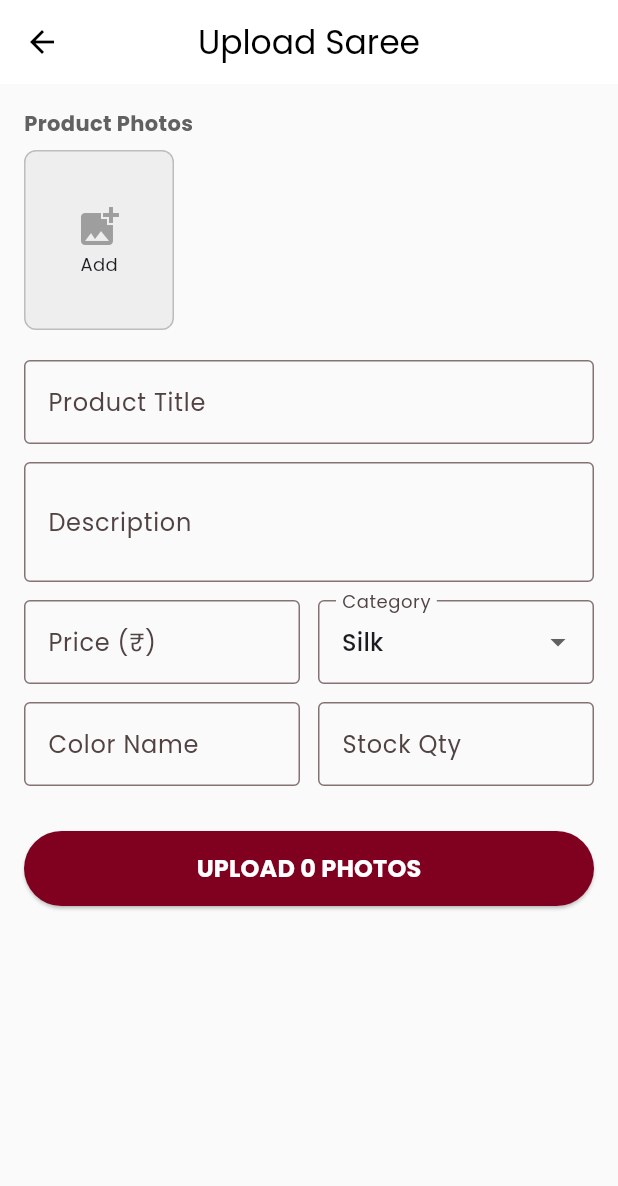
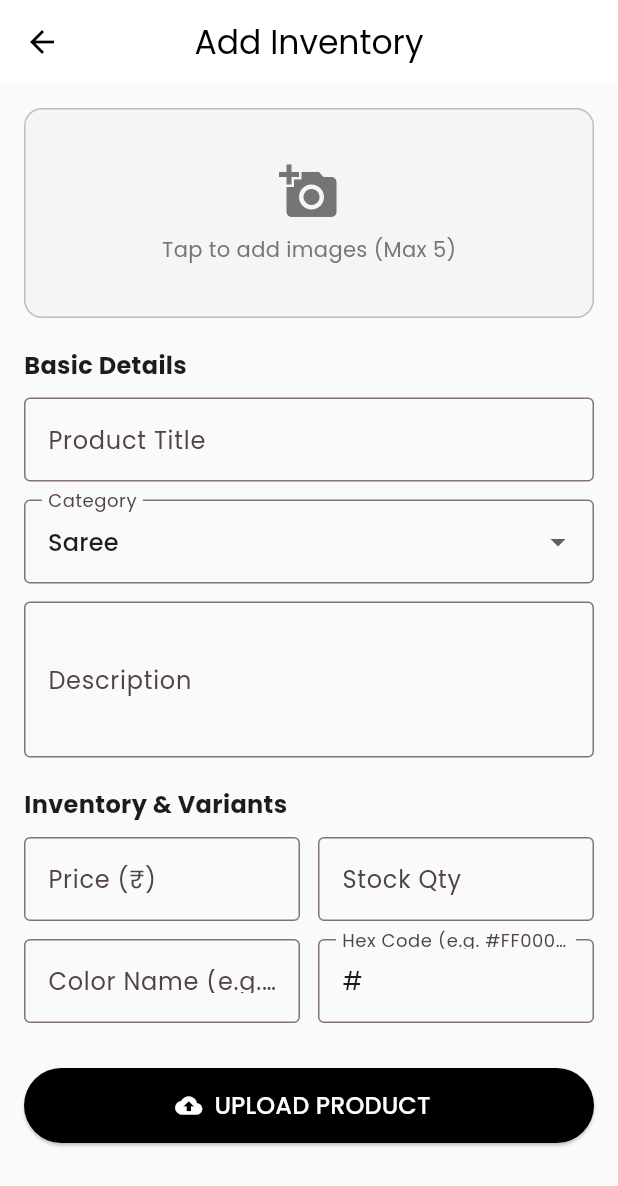
Before and after one commit to rishikeshjoshy/coms_app, a Flutter app: the screen it shows after launch, item 3 of the bottom bar chosen, after a tap on "Add Saree", on a phone screen of 412 x 824 dp. Shown: the top 1186 px of the screen. Run offline on Flutter 3.47's test engine with Material 3 defaults, Android fonts, the phone set to English and light mode, and no system bars; our stand-ins replace google_fonts, image_picker; network calls fail.

Commit message:
Successfully Implemented upload to S3 Buckets via COMS appgit add .

```diff
--- a/lib/screens/add_product_screen.dart
+++ b/lib/screens/add_product_screen.dart
@@ -13,6 +13,7 @@ class AddProductScreen extends StatefulWidget {
 class _AddProductScreenState extends State<AddProductScreen> {
   final _formKey = GlobalKey<FormState>();
   final ApiService _apiService = ApiService();
+  final ImagePicker _picker = ImagePicker();
 
   // Controllers
   final TextEditingController _titleController = TextEditingController();
@@ -20,176 +21,173 @@ class _AddProductScreenState extends State<AddProductScreen> {
   final TextEditingController _priceController = TextEditingController();
   final TextEditingController _stockController = TextEditingController();
   final TextEditingController _colorNameController = TextEditingController();
+  final TextEditingController _colorHexController = TextEditingController(text: "#"); // Default to #
 
-  // State for Multiple Images
-  final List<File> _selectedImages = []; // <--- List instead of single file
-  bool _isLoading = false;
-  String _selectedCategory = 'Silk';
+  // State
+  List<XFile> _selectedImages = [];
+  bool _isUploading = false;
+  String _selectedCategory = 'Saree'; // Default Value
 
-  // 1. Pick Multiple Images
+  // Categories List
+  final List<String> _categories = ['Saree', 'Lehenga', 'Suit', 'Kurti', 'General'];
+
+  // 1. PICK IMAGES
   Future<void> _pickImages() async {
-    final ImagePicker picker = ImagePicker();
-    // Pick MULTIPLE images
-    final List<XFile> images = await picker.pickMultiImage();
-
-    if (images.isNotEmpty) {
+    final List<XFile> pickedFiles = await _picker.pickMultiImage();
+    if (pickedFiles.isNotEmpty) {
+      if (_selectedImages.length + pickedFiles.length > 5) {
+        ScaffoldMessenger.of(context).showSnackBar(
+          const SnackBar(content: Text("Max 5 images allowed!")),
+        );
+        return;
+      }
       setState(() {
-        // Append new selections to existing list
-        _selectedImages.addAll(images.map((x) => File(x.path)));
+        _selectedImages.addAll(pickedFiles);
       });
     }
   }
 
-  // Helper: Remove an image
-  void _removeImage(int index) {
-    setState(() {
-      _selectedImages.removeAt(index);
-    });
-  }
-
-  // 2. Upload Function
-  Future<void> _uploadProduct() async {
+  // 2. UPLOAD LOGIC
+  Future<void> _submitForm() async {
     if (!_formKey.currentState!.validate()) return;
-
-    // Validation: Must have at least 1 image
     if (_selectedImages.isEmpty) {
       ScaffoldMessenger.of(context).showSnackBar(
-        const SnackBar(content: Text("Please select at least one Saree image")),
+        const SnackBar(content: Text("Please select at least 1 image")),
       );
       return;
     }
 
-    setState(() => _isLoading = true);
+    setState(() => _isUploading = true);
 
-    try {
+    // Convert XFile to File
+    List<File> fileImages = _selectedImages.map((e) => File(e.path)).toList();
+
     final success = await _apiService.createProduct(
       title: _titleController.text,
       description: _descController.text,
       price: _priceController.text,
       category: _selectedCategory,
-        colorHex: "#FF0000", // Default Red for now
       colorName: _colorNameController.text,
+      colorHex: _colorHexController.text,
       stock: _stockController.text,
-        images: _selectedImages, // Pass the List
+      images: fileImages,
     );
 
+    setState(() => _isUploading = false);
+
     if (success) {
-        if (mounted) {
       ScaffoldMessenger.of(context).showSnackBar(
-            const SnackBar(content: Text("Saree Uploaded Successfully!"), backgroundColor: Colors.green),
+        const SnackBar(content: Text("Product Uploaded Successfully! 🚀"), backgroundColor: Colors.green),
       );
-          Navigator.pop(context);
-        }
+      Navigator.pop(context); // Go back
     } else {
-        if (mounted) {
       ScaffoldMessenger.of(context).showSnackBar(
         const SnackBar(content: Text("Upload Failed. Check logs."), backgroundColor: Colors.red),
       );
-        }
-      }
-    } catch (e) {
-      if (mounted) {
-        ScaffoldMessenger.of(context).showSnackBar(
-          SnackBar(content: Text("Error: $e"), backgroundColor: Colors.red),
-        );
-      }
-    } finally {
-      if (mounted) setState(() => _isLoading = false);
     }
   }
 
   @override
   Widget build(BuildContext context) {
     return Scaffold(
-      appBar: AppBar(title: const Text("Upload Saree")),
+      appBar: AppBar(title: const Text("Add Inventory")),
       body: SingleChildScrollView(
         padding: const EdgeInsets.all(16.0),
         child: Form(
           key: _formKey,
           child: Column(
-            crossAxisAlignment: CrossAxisAlignment.stretch,
+            crossAxisAlignment: CrossAxisAlignment.start,
             children: [
-              // --- MULTI-IMAGE PICKER AREA ---
-              Text("Product Photos", style: TextStyle(color: Colors.grey[700], fontWeight: FontWeight.bold)),
-              const SizedBox(height: 8),
-
-              SizedBox(
-                height: 120,
-                child: ListView.builder(
-                  scrollDirection: Axis.horizontal,
-                  itemCount: _selectedImages.length + 1, // +1 for the "Add Button"
-                  itemBuilder: (context, index) {
-                    // The "Add Button" is always the last item
-                    if (index == _selectedImages.length) {
-                      return GestureDetector(
+              // --- IMAGE PICKER ---
+              GestureDetector(
                 onTap: _pickImages,
                 child: Container(
-                          width: 100,
-                          margin: const EdgeInsets.only(right: 8),
+                  height: 140,
+                  width: double.infinity,
                   decoration: BoxDecoration(
-                            color: Colors.grey[200],
-                            borderRadius: BorderRadius.circular(8),
-                            border: Border.all(color: Colors.grey[400]!),
+                    color: Colors.grey[100],
+                    borderRadius: BorderRadius.circular(12),
+                    border: Border.all(color: Colors.grey.shade400, style: BorderStyle.solid),
                   ),
-                          child: const Column(
+                  child: _selectedImages.isEmpty
+                      ? Column(
                     mainAxisAlignment: MainAxisAlignment.center,
                     children: [
-                              Icon(Icons.add_photo_alternate, size: 32, color: Colors.grey),
-                              Text("Add", style: TextStyle(fontSize: 12)),
+                      Icon(Icons.add_a_photo, size: 40, color: Colors.grey[600]),
+                      const SizedBox(height: 8),
+                      Text("Tap to add images (Max 5)", style: TextStyle(color: Colors.grey[600])),
                     ],
-                          ),
-                        ),
-                      );
-                    }
-
-                    // The Image Thumbnails
-                    return Stack(
+                  )
+                      : ListView.builder(
+                    scrollDirection: Axis.horizontal,
+                    padding: const EdgeInsets.all(8),
+                    itemCount: _selectedImages.length,
+                    itemBuilder: (context, index) {
+                      return Padding(
+                        padding: const EdgeInsets.only(right: 8.0),
+                        child: Stack(
                           children: [
-                        Container(
+                            ClipRRect(
+                              borderRadius: BorderRadius.circular(8),
+                              child: Image.file(
+                                File(_selectedImages[index].path),
                                 width: 100,
-                          margin: const EdgeInsets.only(right: 8),
-                          decoration: BoxDecoration(
-                            borderRadius: BorderRadius.circular(8),
-                            image: DecorationImage(
-                              image: FileImage(_selectedImages[index]),
+                                height: 120,
                                 fit: BoxFit.cover,
                               ),
                             ),
-                        ),
-                        // Tiny Remove Button (X)
                             Positioned(
-                          right: 8,
+                              right: 0,
                               top: 0,
                               child: GestureDetector(
-                            onTap: () => _removeImage(index),
+                                onTap: () => setState(() => _selectedImages.removeAt(index)),
                                 child: const CircleAvatar(
                                   radius: 10,
                                   backgroundColor: Colors.red,
-                              child: Icon(Icons.close, size: 12, color: Colors.white),
+                                  child: Icon(Icons.close, size: 14, color: Colors.white),
                                 ),
                               ),
                             ),
                           ],
+                        ),
                       );
                     },
                   ),
                 ),
+              ),
               const SizedBox(height: 20),
 
-              // --- FORM FIELDS ---
+              // --- BASIC DETAILS ---
+              const Text("Basic Details", style: TextStyle(fontWeight: FontWeight.bold, fontSize: 16)),
+              const SizedBox(height: 10),
+
               TextFormField(
                 controller: _titleController,
                 decoration: const InputDecoration(labelText: "Product Title", border: OutlineInputBorder()),
-                validator: (val) => val!.isEmpty ? "Required" : null,
+                validator: (v) => v!.isEmpty ? "Required" : null,
+              ),
+              const SizedBox(height: 12),
+
+              DropdownButtonFormField<String>(
+                value: _selectedCategory,
+                decoration: const InputDecoration(labelText: "Category", border: OutlineInputBorder()),
+                items: _categories.map((String category) {
+                  return DropdownMenuItem(value: category, child: Text(category));
+                }).toList(),
+                onChanged: (val) => setState(() => _selectedCategory = val!),
               ),
               const SizedBox(height: 12),
 
               TextFormField(
                 controller: _descController,
+                maxLines: 3,
                 decoration: const InputDecoration(labelText: "Description", border: OutlineInputBorder()),
-                maxLines: 2,
               ),
-              const SizedBox(height: 12),
+              const SizedBox(height: 20),
+
+              // --- PRICING & STOCK ---
+              const Text("Inventory & Variants", style: TextStyle(fontWeight: FontWeight.bold, fontSize: 16)),
+              const SizedBox(height: 10),
 
               Row(
                 children: [
@@ -198,18 +196,16 @@ class _AddProductScreenState extends State<AddProductScreen> {
                       controller: _priceController,
                       keyboardType: TextInputType.number,
                       decoration: const InputDecoration(labelText: "Price (₹)", border: OutlineInputBorder()),
-                      validator: (val) => val!.isEmpty ? "Required" : null,
+                      validator: (v) => v!.isEmpty ? "Required" : null,
                     ),
                   ),
                   const SizedBox(width: 12),
                   Expanded(
-                    child: DropdownButtonFormField<String>(
-                      value: _selectedCategory,
-                      decoration: const InputDecoration(labelText: "Category", border: OutlineInputBorder()),
-                      items: ["Silk", "Cotton", "Georgette", "Chiffon", "Designer"]
-                          .map((c) => DropdownMenuItem(value: c, child: Text(c)))
-                          .toList(),
-                      onChanged: (val) => setState(() => _selectedCategory = val!),
+                    child: TextFormField(
+                      controller: _stockController,
+                      keyboardType: TextInputType.number,
+                      decoration: const InputDecoration(labelText: "Stock Qty", border: OutlineInputBorder()),
+                      validator: (v) => v!.isEmpty ? "Required" : null,
                     ),
                   ),
                 ],
@@ -221,37 +217,37 @@ class _AddProductScreenState extends State<AddProductScreen> {
                   Expanded(
                     child: TextFormField(
                       controller: _colorNameController,
-                      decoration: const InputDecoration(labelText: "Color Name", border: OutlineInputBorder()),
-                      validator: (val) => val!.isEmpty ? "Required" : null,
+                      decoration: const InputDecoration(labelText: "Color Name (e.g. Red)", border: OutlineInputBorder()),
+                      validator: (v) => v!.isEmpty ? "Required" : null,
                     ),
                   ),
                   const SizedBox(width: 12),
                   Expanded(
                     child: TextFormField(
-                      controller: _stockController,
-                      keyboardType: TextInputType.number,
-                      decoration: const InputDecoration(labelText: "Stock Qty", border: OutlineInputBorder()),
-                      validator: (val) => val!.isEmpty ? "Required" : null,
+                      controller: _colorHexController,
+                      decoration: const InputDecoration(labelText: "Hex Code (e.g. #FF0000)", border: OutlineInputBorder()),
+                      validator: (v) => v!.isEmpty ? "Required" : null,
                     ),
                   ),
                 ],
               ),
+
               const SizedBox(height: 30),
 
               // --- SUBMIT BUTTON ---
               SizedBox(
+                width: double.infinity,
                 height: 50,
-                child: ElevatedButton(
-                  onPressed: _isLoading ? null : _uploadProduct,
-                  style: ElevatedButton.styleFrom(
-                    backgroundColor: Theme.of(context).primaryColor,
-                    foregroundColor: Colors.white,
-                  ),
-                  child: _isLoading
-                      ? const CircularProgressIndicator(color: Colors.white)
-                      : Text("UPLOAD ${_selectedImages.length} PHOTOS", style: const TextStyle(fontSize: 16, fontWeight: FontWeight.bold)),
+                child: ElevatedButton.icon(
+                  onPressed: _isUploading ? null : _submitForm,
+                  style: ElevatedButton.styleFrom(backgroundColor: Colors.black, foregroundColor: Colors.white),
+                  icon: _isUploading
+                      ? const SizedBox(width: 20, height: 20, child: CircularProgressIndicator(color: Colors.white, strokeWidth: 2))
+                      : const Icon(Icons.cloud_upload),
+                  label: Text(_isUploading ? " UPLOADING..." : "UPLOAD PRODUCT", style: const TextStyle(fontSize: 16)),
                 ),
               ),
+              const SizedBox(height: 20),
             ],
           ),
         ),
--- a/lib/screens/inventory_tab.dart
+++ b/lib/screens/inventory_tab.dart
@@ -2,8 +2,7 @@ import 'package:flutter/material.dart';
 import 'package:intl/intl.dart';
 import '../services/api_service.dart';
 import '../models/product.dart';
-import '../screens/add_product_screen.dart';
-import '../main.dart';
+import 'add_product_screen.dart';
 
 class InventoryTab extends StatefulWidget {
   const InventoryTab({super.key});
@@ -13,112 +12,166 @@ class InventoryTab extends StatefulWidget {
 }
 
 class _InventoryTabState extends State<InventoryTab> {
-
+  // Use the class instance, don't create a new one every time
   final ApiService _apiService = ApiService();
   late Future<List<Product>> _productsFuture;
-
 
   @override
   void initState() {
     super.initState();
-    _productsFuture = ApiService().fetchProducts();
+    _loadProducts();
   }
 
-  Future<void> _refreshProducts() async {
+  void _loadProducts() {
     setState(() {
-      _productsFuture = ApiService().fetchProducts();
+      _productsFuture = _apiService.fetchProducts();
     });
   }
 
   @override
   Widget build(BuildContext context) {
-    final currencyFormat = NumberFormat.currency(locale: 'en_IN' , symbol: '₹');
+    final currencyFormat = NumberFormat.currency(locale: 'en_IN', symbol: '₹');
 
     return Scaffold(
       appBar: AppBar(
         title: const Text("Saree Inventory"),
+        centerTitle: true,
       ),
       floatingActionButton: FloatingActionButton.extended(
-          onPressed: (){
-            Navigator.push(
-              context, MaterialPageRoute(builder: (context) => const AddProductScreen()),
-            ).then((_) => _refreshProducts());
+        onPressed: () async {
+          // Wait for the Add Screen to close, then refresh
+          await Navigator.push(
+            context,
+            MaterialPageRoute(builder: (context) => const AddProductScreen()),
+          );
+          _loadProducts();
         },
         label: const Text("Add Saree"),
         icon: const Icon(Icons.add_a_photo),
-        backgroundColor: Theme.of(context).primaryColor,
+        backgroundColor: Colors.black, // Sleek look
         foregroundColor: Colors.white,
       ),
-
       body: RefreshIndicator(
-          onRefresh: _refreshProducts,
+        onRefresh: () async => _loadProducts(),
         child: FutureBuilder<List<Product>>(
           future: _productsFuture,
-              builder: (context , snapshot) {
-                if(snapshot.connectionState == ConnectionState.waiting){
-                  return const Center(
-                    child: CircularProgressIndicator(),
-                  );
-                } else if(snapshot.hasError){
+          builder: (context, snapshot) {
+            // 1. LOADING
+            if (snapshot.connectionState == ConnectionState.waiting) {
+              return const Center(child: CircularProgressIndicator());
+            }
+
+            // 2. ERROR
+            if (snapshot.hasError) {
               return Center(
-                    child: Text("Error: ${snapshot.error})"
+                child: Padding(
+                  padding: const EdgeInsets.all(20.0),
+                  child: Text("Error: ${snapshot.error}", textAlign: TextAlign.center),
                 ),
-                  );
-                } else if(!snapshot.hasData || snapshot.data!.isNotEmpty){
-                  return const Center(
-                    child: Text("No products added yet."),
               );
             }
 
-                final products = snapshot.data! ;
+            // 3. EMPTY STATE (Fixed Logic)
+            // Use 'isEmpty' to check if list has 0 items
+            if (!snapshot.hasData || snapshot.data!.isEmpty) {
+              return Center(
+                child: Column(
+                  mainAxisAlignment: MainAxisAlignment.center,
+                  children: [
+                    Icon(Icons.inventory_2_outlined, size: 60, color: Colors.grey[400]),
+                    const SizedBox(height: 10),
+                    Text("No products found.\nTap '+ Add Saree' to start!",
+                      textAlign: TextAlign.center,
+                      style: TextStyle(color: Colors.grey[600]),
+                    ),
+                  ],
+                ),
+              );
+            }
+
+            // 4. DATA LIST
+            final products = snapshot.data!;
 
             return GridView.builder(
               padding: const EdgeInsets.all(12),
               gridDelegate: const SliverGridDelegateWithFixedCrossAxisCount(
                 crossAxisCount: 2,
-                        childAspectRatio: 0.75,
+                childAspectRatio: 0.70, // Taller cards for better image view
                 crossAxisSpacing: 12,
-                        mainAxisSpacing: 12
+                mainAxisSpacing: 12,
               ),
               itemCount: products.length,
-                    itemBuilder: (context,length) {
-                      final product = products[length];
-                      return _buildProductCard(product , currencyFormat);
-                    }
+              itemBuilder: (context, index) { // Corrected 'length' to 'index'
+                final product = products[index];
+                return _buildProductCard(product, currencyFormat);
+              },
+            );
+          },
+        ),
+      ),
     );
   }
-          )),
-    );
-  }
-}
 
-Widget _buildProductCard( Product product, NumberFormat format ){
+  Widget _buildProductCard(Product product, NumberFormat format) {
     return Card(
-    elevation: 2,
-    shape: RoundedRectangleBorder(
-      borderRadius: BorderRadius.circular(12)
-    ),
-    clipBehavior: Clip.antiAlias,
+      key: ValueKey(product.id),
+      elevation: 3,
+      shadowColor: Colors.black26,
+      shape: RoundedRectangleBorder(borderRadius: BorderRadius.circular(12)),
+      clipBehavior: Clip.antiAlias, // Ensures image doesn't bleed out
       child: Column(
         crossAxisAlignment: CrossAxisAlignment.start,
         children: [
-        // 1. The Image
+          // 1. IMAGE SECTION (Expanded to fill top)
           Expanded(
-            child: Container(
+            child: Stack(
+              children: [
+                Container(
                   width: double.infinity,
-              color: Colors.grey[200],
-              child: product.imageUrl != null ? Image.network(
+                  color: Colors.grey[100],
+                  child: product.imageUrl != null
+                      ? Image.network(
                     product.imageUrl!,
                     fit: BoxFit.cover,
-                errorBuilder: (c, o, s) => const Icon(Icons.broken_image , color: Colors.grey,),
+                    // Loading Builder: Shows spinner while image downloads
+                    loadingBuilder: (context, child, loadingProgress) {
+                      if (loadingProgress == null) return child;
+                      return const Center(
+                          child: SizedBox(
+                              width: 20, height: 20,
+                              child: CircularProgressIndicator(strokeWidth: 2)
                           )
-                  : const Icon(Icons.image,  color: Colors.grey)
+                      );
+                    },
+                    // Error Builder: Shows broken icon if URL fails
+                    errorBuilder: (context, error, stackTrace) =>
+                    const Icon(Icons.broken_image, color: Colors.grey),
+                  )
+                      : const Icon(Icons.image, size: 40, color: Colors.grey),
+                ),
+                // Stock Badge (Top Right)
+                Positioned(
+                  top: 8,
+                  right: 8,
+                  child: Container(
+                    padding: const EdgeInsets.symmetric(horizontal: 8, vertical: 4),
+                    decoration: BoxDecoration(
+                      color: product.stock < 5 ? Colors.red : Colors.black54,
+                      borderRadius: BorderRadius.circular(8),
+                    ),
+                    child: Text(
+                      product.stock < 5 ? "Low Stock" : "${product.stock} Qty",
+                      style: const TextStyle(color: Colors.white, fontSize: 10, fontWeight: FontWeight.bold),
+                    ),
+                  ),
+                ),
+              ],
             ),
           ),
 
-        // 2. The Details
+          // 2. DETAILS SECTION
           Padding(
-            padding: const EdgeInsets.all(10.0),
+            padding: const EdgeInsets.all(12.0),
             child: Column(
               crossAxisAlignment: CrossAxisAlignment.start,
               children: [
@@ -128,25 +181,32 @@ Widget _buildProductCard( Product product, NumberFormat format ){
                   overflow: TextOverflow.ellipsis,
                   style: const TextStyle(
                     fontWeight: FontWeight.bold,
-                    fontSize: 14
+                    fontSize: 15,
                   ),
                 ),
-              const SizedBox(height: 5,),
-              Text(format.format(product.basePrice),
-                style: TextStyle(
-                  color: Color(0xFF800020),
+                const SizedBox(height: 4),
+                Text(
+                  format.format(product.basePrice),
+                  style: const TextStyle(
+                    color: Color(0xFF800020), // Burgundy
                     fontWeight: FontWeight.bold,
-                  fontSize: 13,
+                    fontSize: 14,
                   ),
                 ),
-              const SizedBox(height: 5,),
-              Text(
-                "Stock: ${product.stock}",
-                style: TextStyle(
-                    fontSize: 11,
-                    color: Colors.grey[600],
+                const SizedBox(height: 6),
+
+                // Category/Type Chip (Optional Visual)
+                Container(
+                  padding: const EdgeInsets.symmetric(horizontal: 6, vertical: 2),
+                  decoration: BoxDecoration(
+                    color: Colors.grey[200],
+                    borderRadius: BorderRadius.circular(4),
                   ),
-              )
+                  child: Text(
+                    product.category.toUpperCase(),
+                    style: TextStyle(fontSize: 10, color: Colors.grey[800]),
+                  ),
+                ),
               ],
             ),
           )
@@ -154,3 +214,4 @@ Widget _buildProductCard( Product product, NumberFormat format ){
       ),
     );
   }
+}
--- a/pubspec.yaml
+++ b/pubspec.yaml
@@ -25,13 +25,16 @@ dependencies:
   google_fonts: ^6.1.0
 
   #Device Features
-  image_picker: ^1.2.1
+  image_picker: ^1.0.4
 
   #State Management
   provider: ^6.1.1
 
   #Flutter Toast Message
   fluttertoast: ^8.2.4
+
+  #Adding mime
+  mime: ^1.0.0
 
 
   # The following adds the Cupertino Icons font to your application.
```
Also changed, not shown: lib/models/product.dart (+31 -26 lines), lib/services/api_service.dart (+53 -14 lines), pubspec.lock. Lines whose indentation alone changed are shown as unchanged.
